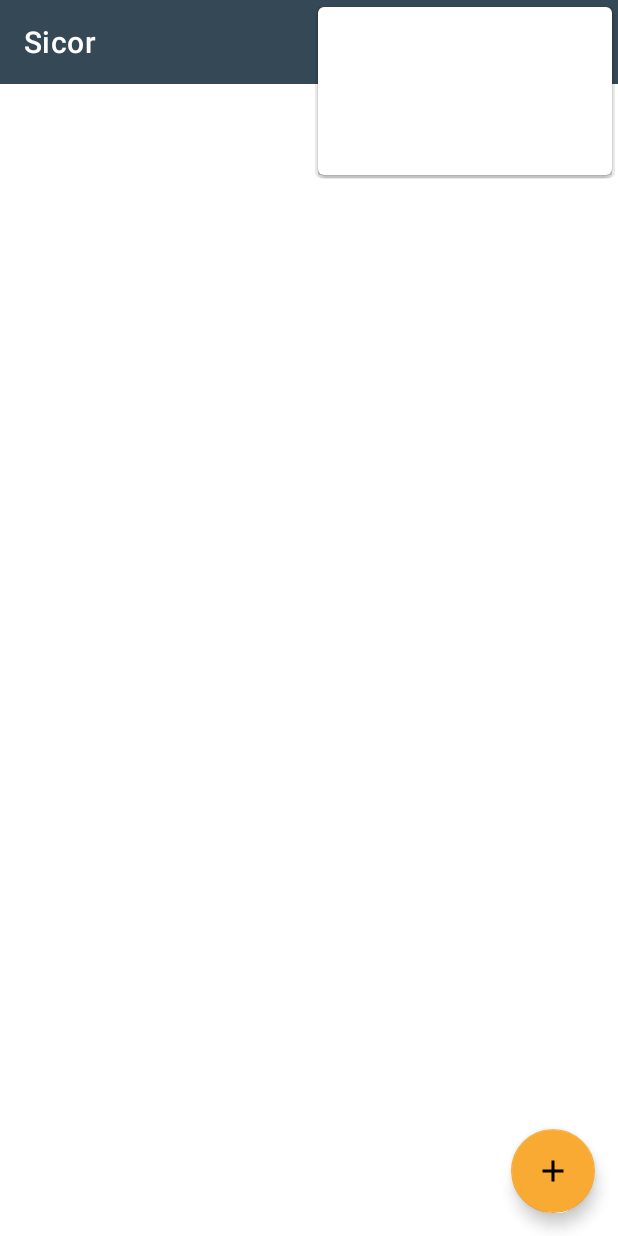
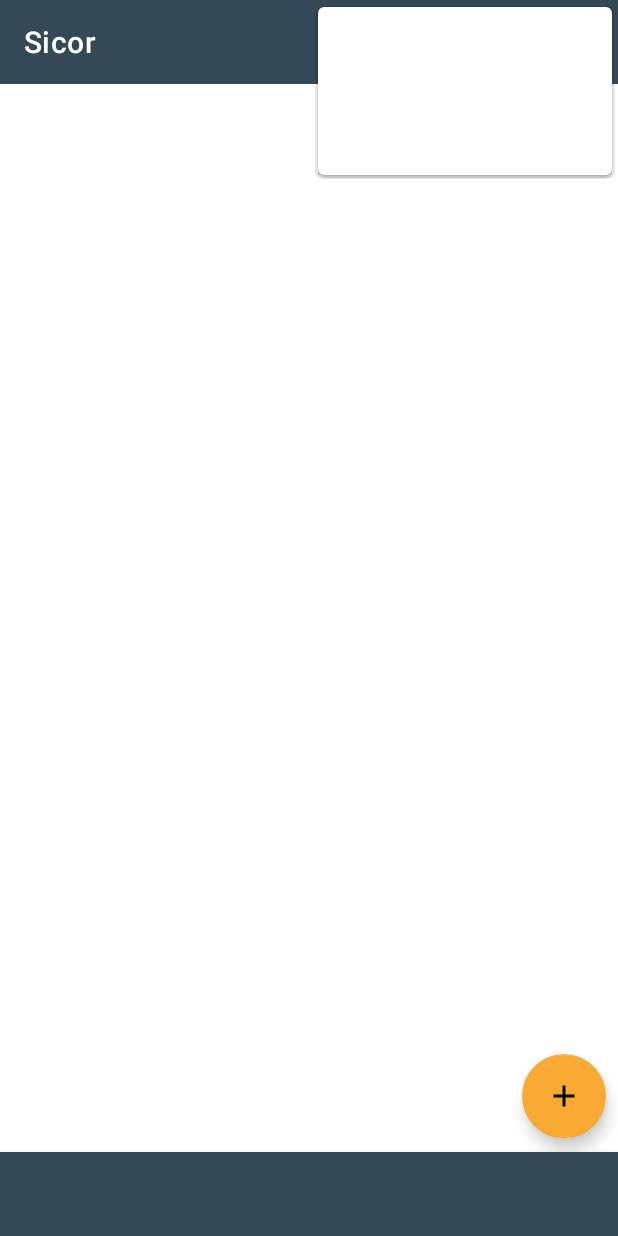
Before and after one commit to menjivar98/ProyectoSicor, an Android app: the MainActivity screen opened directly, with no data from a screen before it, with the options menu open, on a phone screen of 412 x 824 dp. Run offline under Robolectric (Android 15) with nearby library versions, the phone set to English and light mode, and no system bars; our stand-ins replace Firebase (no records; nobody signed in at launch, a user with empty details on screens opened directly); 1 statement that could not run was skipped.

Commit message:
Se agrego bottom Navigation

```diff
--- a/app/src/main/java/com/fmenjivar/sicor/MainActivity.java
+++ b/app/src/main/java/com/fmenjivar/sicor/MainActivity.java
@@ -16,6 +16,7 @@ import com.fmenjivar.sicor.activities.NewPostActivity;
 import com.fmenjivar.sicor.activities.SetupActivity;
 import com.google.android.gms.tasks.OnCompleteListener;
 import com.google.android.gms.tasks.Task;
+import com.google.android.material.bottomnavigation.BottomNavigationView;
 import com.google.android.material.floatingactionbutton.FloatingActionButton;
 import com.google.firebase.auth.FirebaseAuth;
 import com.google.firebase.auth.FirebaseUser;
@@ -32,6 +33,7 @@ public class MainActivity extends AppCompatActivity {
 
     private FloatingActionButton addPostBtn;
 
+    BottomNavigationView mainbottomNav;
 
     @Override
     protected void onCreate(Bundle savedInstanceState) {
--- a/app/src/main/res/layout/activity_main.xml
+++ b/app/src/main/res/layout/activity_main.xml
@@ -19,9 +19,18 @@
         android:layout_height="wrap_content"
         android:layout_gravity="bottom|end"
         android:id="@+id/add_post_btn"
-        android:layout_margin="15dp"
+        android:layout_marginBottom="65dp"
+        android:layout_marginRight="8dp"
         android:src="@drawable/ic_add_white_24dp"
         app:backgroundTint="@color/Secondary" />
 
+    <com.google.android.material.bottomnavigation.BottomNavigationView
+        android:id="@+id/mainBottomNav"
+        android:layout_width="match_parent"
+
+        android:layout_height="wrap_content"
+        android:layout_gravity="bottom"
+        android:background="@color/colorPrimary"></com.google.android.material.bottomnavigation.BottomNavigationView>
+
 
 </androidx.coordinatorlayout.widget.CoordinatorLayout>
```
Also changed, not shown: app/src/main/java/com/fmenjivar/sicor/activities/NewPostActivity.java (+1 -13 lines).
